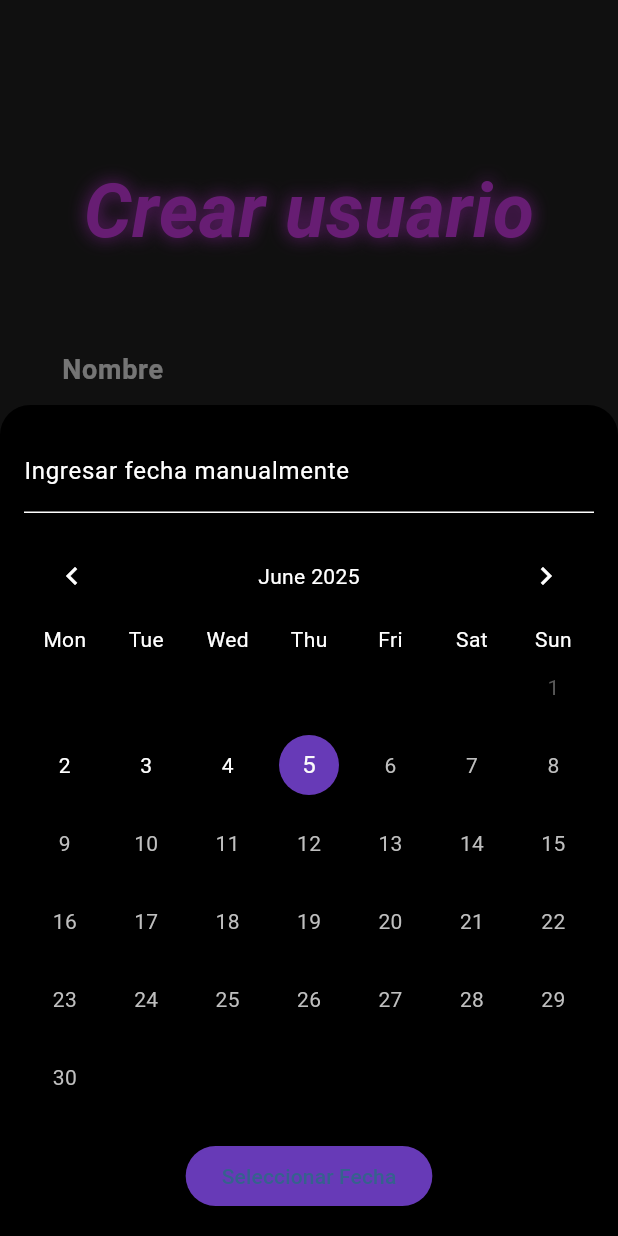
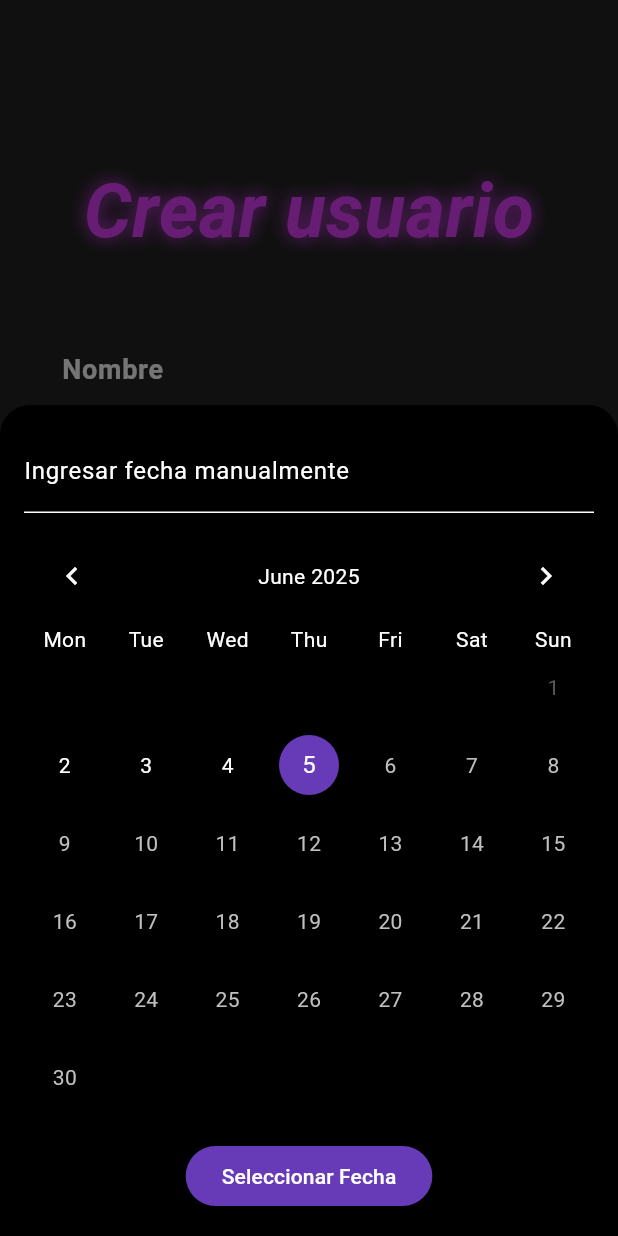
Before and after one commit to JuanJGP10/piladea_web, a Flutter app: the SignupView screen opened by its route, after a tap on "Seleccionar fecha", on a phone screen of 412 x 824 dp. Run offline on Flutter 3.47's test engine with Material 3 defaults, Android fonts, the phone set to English and light mode, and no system bars; drawn by our look-alikes of table_calendar; our stand-ins replace cloud_firestore, firebase_auth, firebase_core, font_awesome_flutter, get, google_sign_in; accounts and stored records are empty; statements that could not run were skipped.

Commit message:
boton blanco calendario

```diff
--- a/lib/pages/singup.dart
+++ b/lib/pages/singup.dart
@@ -152,7 +152,7 @@
                         Navigator.of(context).pop();
                       }
                     },
-                    child: const Text('Seleccionar Fecha'),
+                    child: const Text('Seleccionar Fecha',style: TextStyle(color: Colors.white),),
                   ),
                 ],
               ),
```
